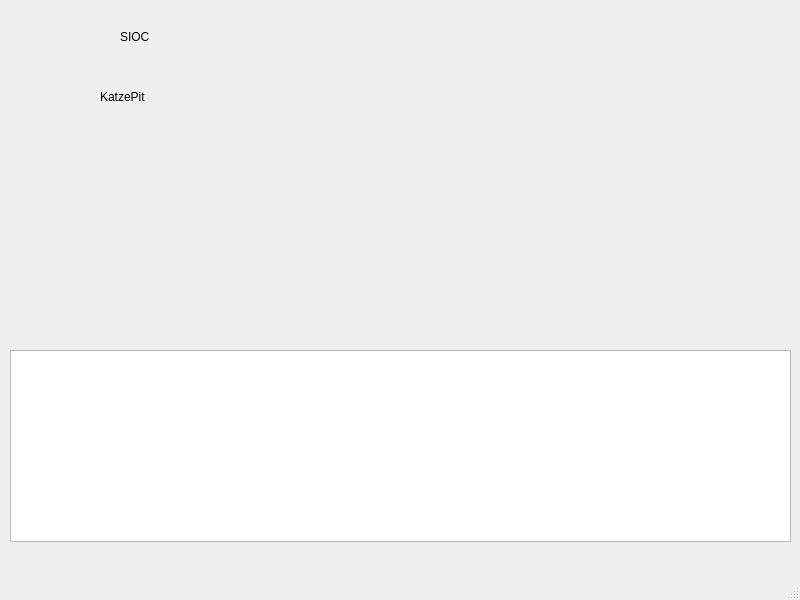
The window that ui/main.ui (3rd-KaTZe/Link) describes before a commit, drawn with Qt 5.
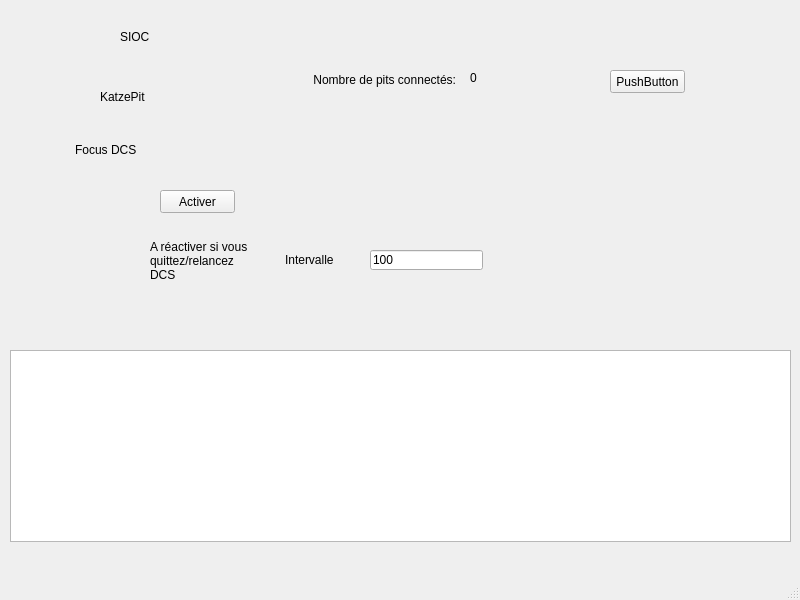
The same window after the commit. Icons and pictures are not drawn.

```diff
--- a/ui/main.ui
+++ b/ui/main.ui
@@ -106,6 +106,147 @@
      <pixmap resource="resources.qrc">:/pics/red_light.png</pixmap>
     </property>
    </widget>
+   <widget class="QPushButton" name="test">
+    <property name="geometry">
+     <rect>
+      <x>610</x>
+      <y>70</y>
+      <width>75</width>
+      <height>23</height>
+     </rect>
+    </property>
+    <property name="text">
+     <string>PushButton</string>
+    </property>
+   </widget>
+   <widget class="QLabel" name="label_3">
+    <property name="geometry">
+     <rect>
+      <x>275</x>
+      <y>70</y>
+      <width>181</width>
+      <height>20</height>
+     </rect>
+    </property>
+    <property name="text">
+     <string>Nombre de pits connectés:</string>
+    </property>
+    <property name="alignment">
+     <set>Qt::AlignRight|Qt::AlignTrailing|Qt::AlignVCenter</set>
+    </property>
+   </widget>
+   <widget class="QLabel" name="clients_count">
+    <property name="geometry">
+     <rect>
+      <x>470</x>
+      <y>70</y>
+      <width>16</width>
+      <height>16</height>
+     </rect>
+    </property>
+    <property name="text">
+     <string>0</string>
+    </property>
+   </widget>
+   <widget class="QLabel" name="dcs_focus_state">
+    <property name="geometry">
+     <rect>
+      <x>190</x>
+      <y>130</y>
+      <width>32</width>
+      <height>32</height>
+     </rect>
+    </property>
+    <property name="minimumSize">
+     <size>
+      <width>32</width>
+      <height>32</height>
+     </size>
+    </property>
+    <property name="maximumSize">
+     <size>
+      <width>32</width>
+      <height>32</height>
+     </size>
+    </property>
+    <property name="text">
+     <string/>
+    </property>
+    <property name="pixmap">
+     <pixmap resource="resources.qrc">:/pics/red_light.png</pixmap>
+    </property>
+   </widget>
+   <widget class="QLabel" name="label_4">
+    <property name="geometry">
+     <rect>
+      <x>75</x>
+      <y>140</y>
+      <width>71</width>
+      <height>20</height>
+     </rect>
+    </property>
+    <property name="text">
+     <string>Focus DCS</string>
+    </property>
+   </widget>
+   <widget class="QPushButton" name="dcs_focus_button">
+    <property name="geometry">
+     <rect>
+      <x>160</x>
+      <y>190</y>
+      <width>75</width>
+      <height>23</height>
+     </rect>
+    </property>
+    <property name="text">
+     <string>Activer</string>
+    </property>
+   </widget>
+   <widget class="QLabel" name="label_5">
+    <property name="geometry">
+     <rect>
+      <x>150</x>
+      <y>230</y>
+      <width>101</width>
+      <height>61</height>
+     </rect>
+    </property>
+    <property name="text">
+     <string>A réactiver si vous quittez/relancez DCS</string>
+    </property>
+    <property name="scaledContents">
+     <bool>false</bool>
+    </property>
+    <property name="wordWrap">
+     <bool>true</bool>
+    </property>
+   </widget>
+   <widget class="QLineEdit" name="dcs_focus_timeout">
+    <property name="geometry">
+     <rect>
+      <x>370</x>
+      <y>250</y>
+      <width>113</width>
+      <height>20</height>
+     </rect>
+    </property>
+    <property name="text">
+     <string>100</string>
+    </property>
+   </widget>
+   <widget class="QLabel" name="label_6">
+    <property name="geometry">
+     <rect>
+      <x>285</x>
+      <y>250</y>
+      <width>61</width>
+      <height>20</height>
+     </rect>
+    </property>
+    <property name="text">
+     <string>Intervalle</string>
+    </property>
+   </widget>
   </widget>
   <widget class="QMenuBar" name="menubar">
    <property name="geometry">
```
